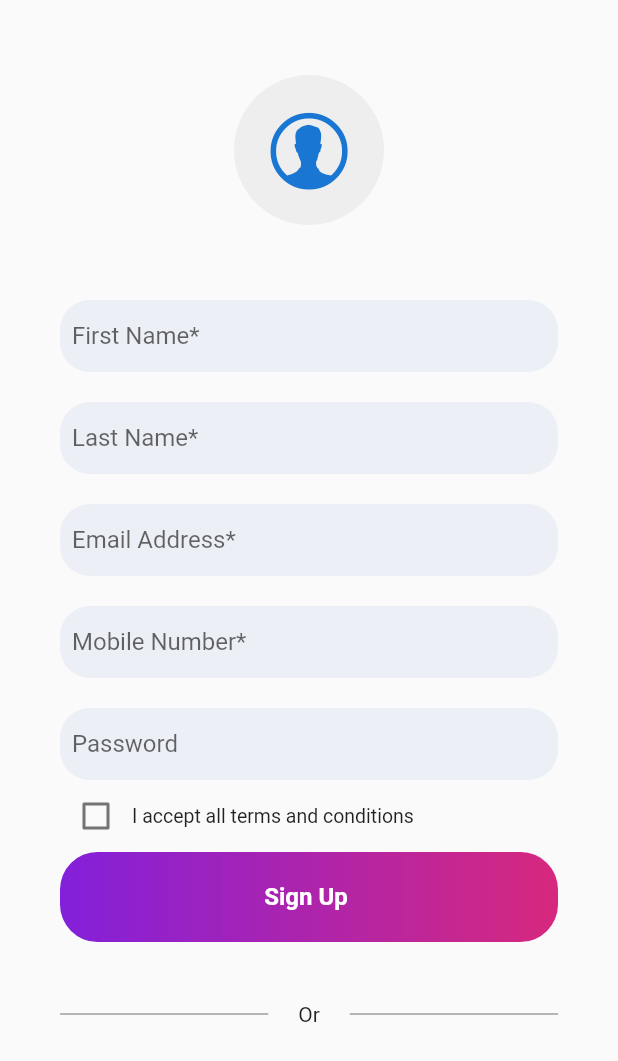
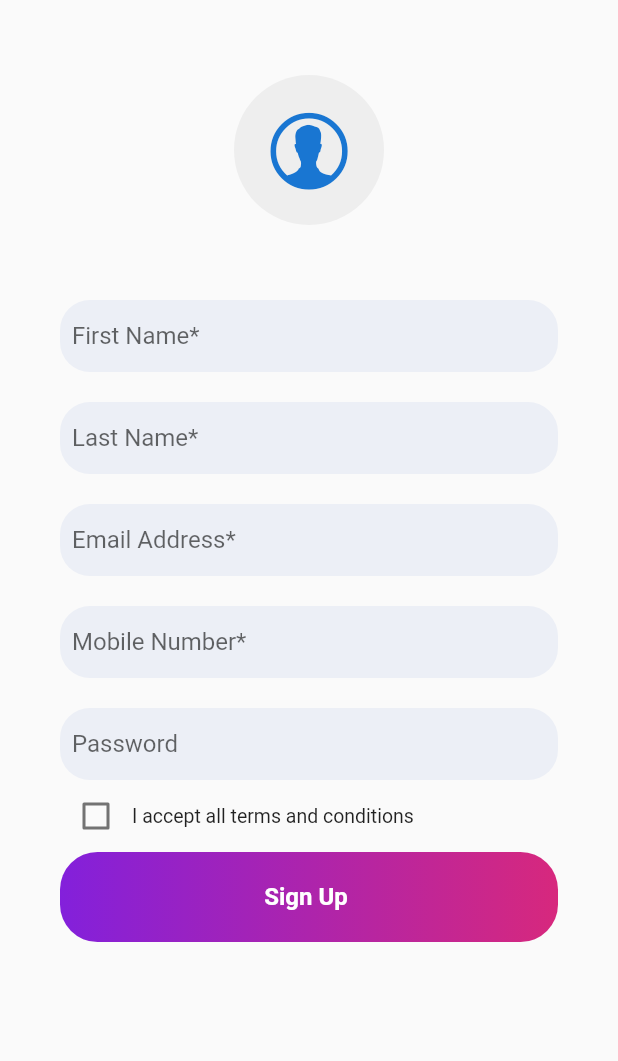
Before and after one commit to abd529/in_driver_app, a Flutter app: the screen it shows after launch, after a tap on "Create new one", on a phone screen of 412 x 824 dp. Shown: the top 1061 px of the screen. Run offline on Flutter 3.47's test engine with Material 2 defaults, Android fonts, the phone set to English and light mode, and no system bars; our stand-ins replace cloud_firestore, firebase_auth, firebase_core, fluttertoast, get, image_picker; accounts and stored records are empty.

```diff
--- a/lib/auth/auth_verifiy.dart
+++ b/lib/auth/auth_verifiy.dart
@@ -6,6 +6,8 @@ import 'package:firebase_auth/firebase_auth.dart';
 import '../screens/home.dart';
 
 class EmailVerification extends StatefulWidget {
+  static const String idScreen = 'verification';
+
   const EmailVerification({super.key});
 
   @override
--- a/lib/auth/forgot.dart
+++ b/lib/auth/forgot.dart
@@ -9,6 +9,8 @@ import '../widgets/myTextField.dart';
 import '../widgets/mybutton.dart';
 
 class ForgitPassword extends StatefulWidget {
+  static const String idScreen = 'forgotpass';
+
   const ForgitPassword({super.key});
 
   @override
--- a/lib/auth/login.dart
+++ b/lib/auth/login.dart
@@ -14,6 +14,8 @@ import '../widgets/mybutton.dart';
 import 'forgot.dart';
 
 class LoginPage extends StatefulWidget {
+  static const String idScreen = 'login';
+
   const LoginPage({super.key});
 
   @override
@@ -154,10 +156,7 @@ class _LoginPageState extends State<LoginPage> {
                     ),
                     GestureDetector(
                       onTap: () {
-                        Navigator.push(
-                            context,
-                            MaterialPageRoute(
-                                builder: (context) => ForgitPassword()));
+                        Navigator.pushNamed(context, ForgitPassword.idScreen);
                       },
                       child: Text(
                         "Forgot Password?",
@@ -263,10 +262,7 @@ class _LoginPageState extends State<LoginPage> {
                       ),
                       GestureDetector(
                         onTap: () {
-                          Navigator.push(
-                              context,
-                              MaterialPageRoute(
-                                  builder: (context) => SignupPage()));
+                          Navigator.pushNamed(context, SignupPage.idScreen);
                         },
                         child: Text(
                           "Create new one",
--- a/lib/auth/signup.dart
+++ b/lib/auth/signup.dart
@@ -19,6 +19,8 @@ import '../widgets/myColors.dart';
 import '../widgets/myTextField.dart';
 
 class SignupPage extends StatefulWidget {
+  static const String idScreen = 'signup';
+
   const SignupPage({super.key});
 
   @override
@@ -279,26 +281,6 @@ class _SignupPageState extends State<SignupPage> {
                   SizedBox(
                     height: 20,
                   ),
-                  Row(
-                    children: [
-                      Expanded(
-                        child: Divider(
-                          thickness: 1,
-                          color: Colors.grey,
-                        ),
-                      ),
-                      Padding(
-                        padding: const EdgeInsets.symmetric(horizontal: 20),
-                        child: Text("Or"),
-                      ),
-                      Expanded(
-                        child: Divider(
-                          thickness: 1,
-                          color: Colors.grey,
-                        ),
-                      ),
-                    ],
-                  ),
                   SizedBox(
                     height: 20,
                   ),
--- a/lib/main.dart
+++ b/lib/main.dart
@@ -1,5 +1,9 @@
 import 'package:flutter/material.dart';
+import 'package:in_driver_app/auth/auth_home.dart';
+import 'package:in_driver_app/auth/auth_verifiy.dart';
+import 'package:in_driver_app/auth/forgot.dart';
 import 'package:in_driver_app/auth/login.dart';
+import 'package:in_driver_app/auth/signup.dart';
 import 'package:in_driver_app/screens/bottom_menu_bar.dart';
 import 'package:in_driver_app/screens/home.dart';
 import 'package:in_driver_app/screens/profileview.dart';
@@ -26,8 +30,17 @@ class MyApp extends StatelessWidget {
         primarySwatch: Colors.blue,
       ),
       home: FirebaseAuth.instance.currentUser != null
-          ? BottomMenu()
-          : LoginPage(),
+          ? const BottomMenu()
+          : const LoginPage(),
+      initialRoute: LoginPage.idScreen,
+      routes: {
+        AuthHome.idScreen: (context) => const AuthHome(),
+        SignupPage.idScreen: (context) => const SignupPage(),
+        LoginPage.idScreen: (context) => const LoginPage(),
+        HomePage.idScreen: (context) => const HomePage(),
+        ForgitPassword.idScreen: (context) => const ForgitPassword(),
+        EmailVerification.idScreen: (context) => const EmailVerification(),
+      },
     );
   }
 }
--- a/lib/screens/bottom_menu_bar.dart
+++ b/lib/screens/bottom_menu_bar.dart
@@ -5,6 +5,7 @@ import 'package:in_driver_app/screens/home.dart';
 import 'package:in_driver_app/screens/profileview.dart';
 
 class BottomMenu extends StatefulWidget {
+  static const String idScreen = 'bottombar';
   const BottomMenu({super.key});
 
   @override
--- a/lib/screens/home.dart
+++ b/lib/screens/home.dart
@@ -1,6 +1,8 @@
 import 'package:flutter/material.dart';
 
 class HomePage extends StatelessWidget {
+  static const String idScreen = 'home';
+
   const HomePage({super.key});
 
   @override
--- a/pubspec.yaml
+++ b/pubspec.yaml
@@ -66,9 +66,9 @@ flutter:
   uses-material-design: true
 
   # To add assets to your application, add an assets section, like this:
-  # assets:
-  #   - images/a_dot_burr.jpeg
-  #   - images/a_dot_ham.jpeg
+  assets:
+    - assets/images/
+    - assets/fonts/
 
   # An image asset can refer to one or more resolution-specific "variants", see
   # https://flutter.dev/assets-and-images/#resolution-aware
```
Also changed, not shown: lib/auth/auth_home.dart (+6 -2 lines), assets/images/bike.png (added), assets/images/car.png (added), assets/images/destination.png (added), assets/images/logo.png (added), assets/images/pick.png (added), assets/images/taxi.png (added), lib/Models/loginviewmodel.dart (line endings or trailing spaces).
